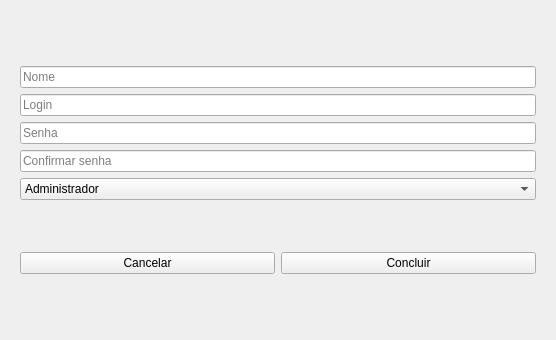
Senac-SOR-ADS/Gerenciamento-Escolar, file App/view/ui/registerEmployee.ui: the form before one commit.
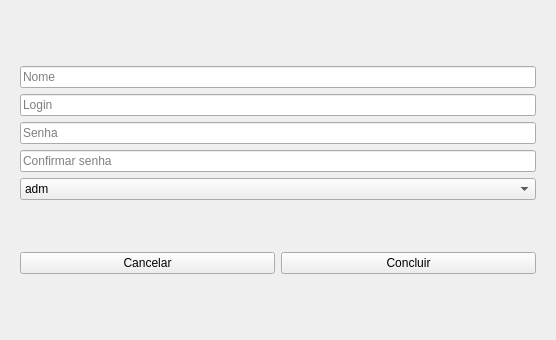
The form after the commit.

Commit message: fix: correção telas

The edit to the form file:
```diff
--- a/App/view/ui/registerEmployee.ui
+++ b/App/view/ui/registerEmployee.ui
@@ -57,7 +57,7 @@
          <widget class="QComboBox" name="funcionario">
           <item>
            <property name="text">
-            <string>Administrador</string>
+            <string>adm</string>
            </property>
           </item>
           <item>
```
Left out of the diff: 4 changed lines with no effect on the pictures. The commit also changes 1 other file.
